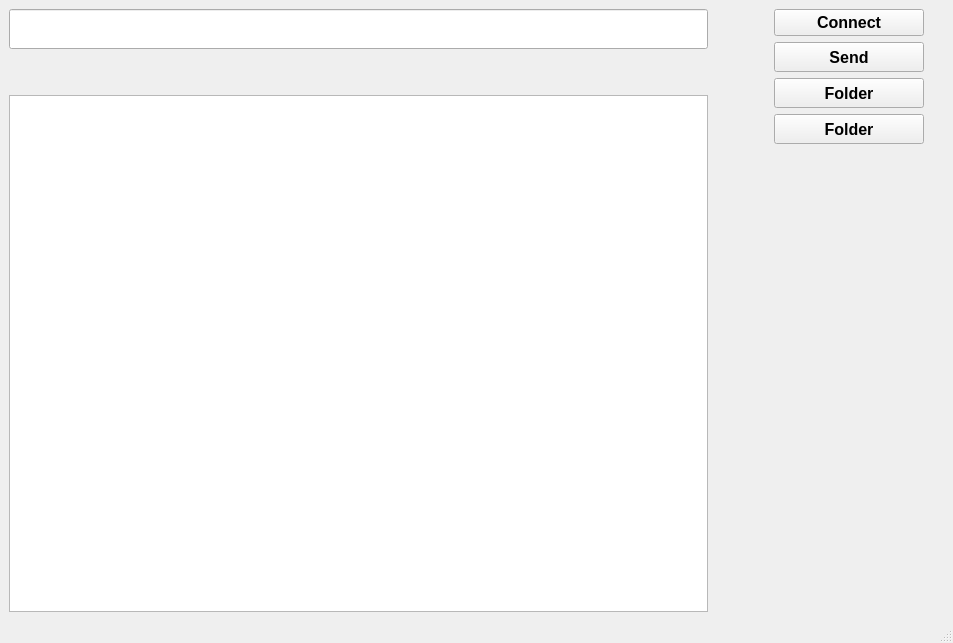
Before: the Qt Designer form lunch.ui in ahmadasmandar/fis_gui, drawn with Qt 5.
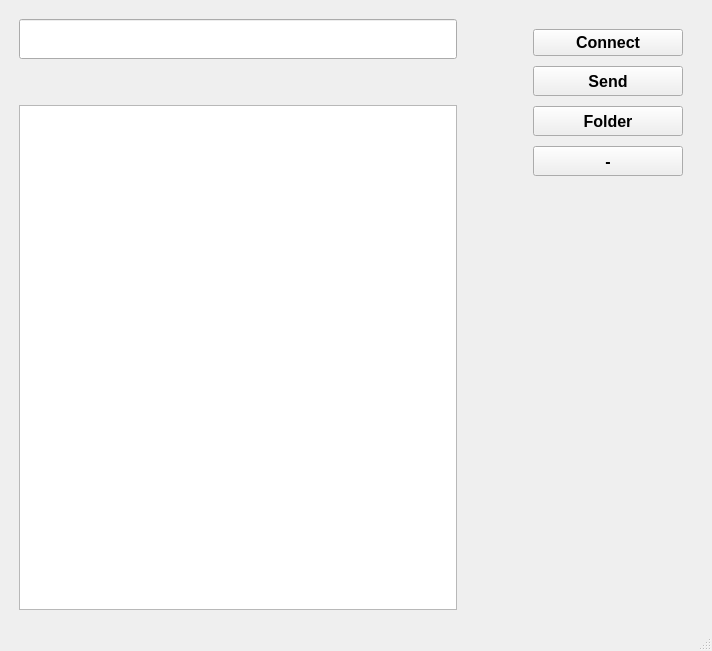
After: the same form once the commit is applied.

What changed in the file:
```diff
--- a/lunch.ui
+++ b/lunch.ui
@@ -6,8 +6,8 @@
    <rect>
     <x>0</x>
     <y>0</y>
-    <width>953</width>
-    <height>643</height>
+    <width>712</width>
+    <height>651</height>
    </rect>
   </property>
   <property name="windowTitle">
@@ -17,6 +17,18 @@
    <layout class="QHBoxLayout" name="horizontalLayout">
     <item>
      <layout class="QVBoxLayout" name="verticalLayout_2">
+      <property name="leftMargin">
+       <number>10</number>
+      </property>
+      <property name="topMargin">
+       <number>10</number>
+      </property>
+      <property name="rightMargin">
+       <number>10</number>
+      </property>
+      <property name="bottomMargin">
+       <number>10</number>
+      </property>
       <item>
        <widget class="QLineEdit" name="message">
         <property name="minimumSize">
@@ -25,6 +37,13 @@
           <height>40</height>
          </size>
         </property>
+        <property name="font">
+         <font>
+          <pointsize>12</pointsize>
+          <weight>75</weight>
+          <bold>true</bold>
+         </font>
+        </property>
        </widget>
       </item>
       <item>
@@ -47,7 +66,8 @@
        <widget class="QTextBrowser" name="terminal">
         <property name="font">
          <font>
-          <family>Lucida Sans Unicode</family>
+          <family>Fira Code Medium</family>
+          <pointsize>8</pointsize>
          </font>
         </property>
        </widget>
@@ -75,13 +95,34 @@
     </item>
     <item>
      <layout class="QHBoxLayout" name="horizontalLayout_2">
+      <property name="spacing">
+       <number>10</number>
+      </property>
+      <property name="leftMargin">
+       <number>10</number>
+      </property>
+      <property name="topMargin">
+       <number>10</number>
+      </property>
+      <property name="rightMargin">
+       <number>10</number>
+      </property>
+      <property name="bottomMargin">
+       <number>10</number>
+      </property>
       <item>
        <layout class="QVBoxLayout" name="verticalLayout">
         <property name="leftMargin">
-         <number>20</number>
+         <number>10</number>
+        </property>
+        <property name="topMargin">
+         <number>10</number>
         </property>
         <property name="rightMargin">
-         <number>20</number>
+         <number>10</number>
+        </property>
+        <property name="bottomMargin">
+         <number>10</number>
         </property>
         <item>
          <widget class="QPushButton" name="lunch">
@@ -190,7 +231,7 @@
            </font>
           </property>
           <property name="text">
-           <string>Folder</string>
+           <string>-</string>
           </property>
          </widget>
         </item>
```
Left out of the diff: 5 changed lines with no effect on the pictures.
